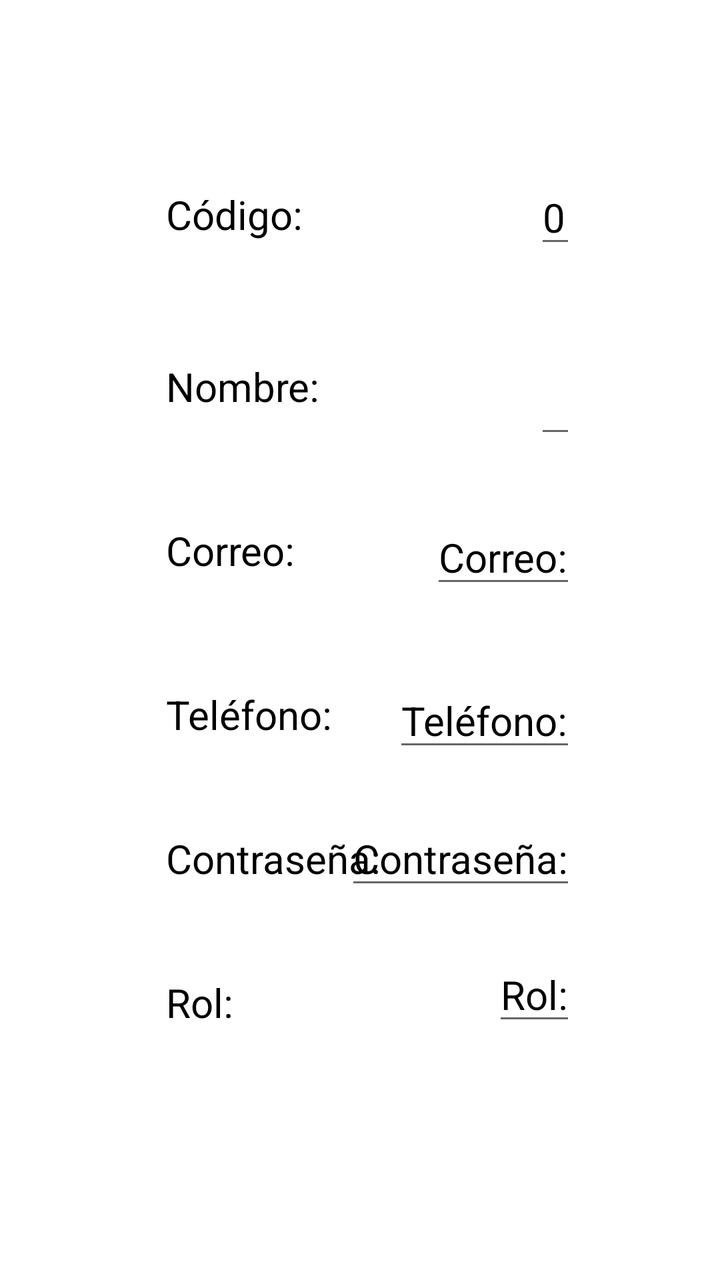
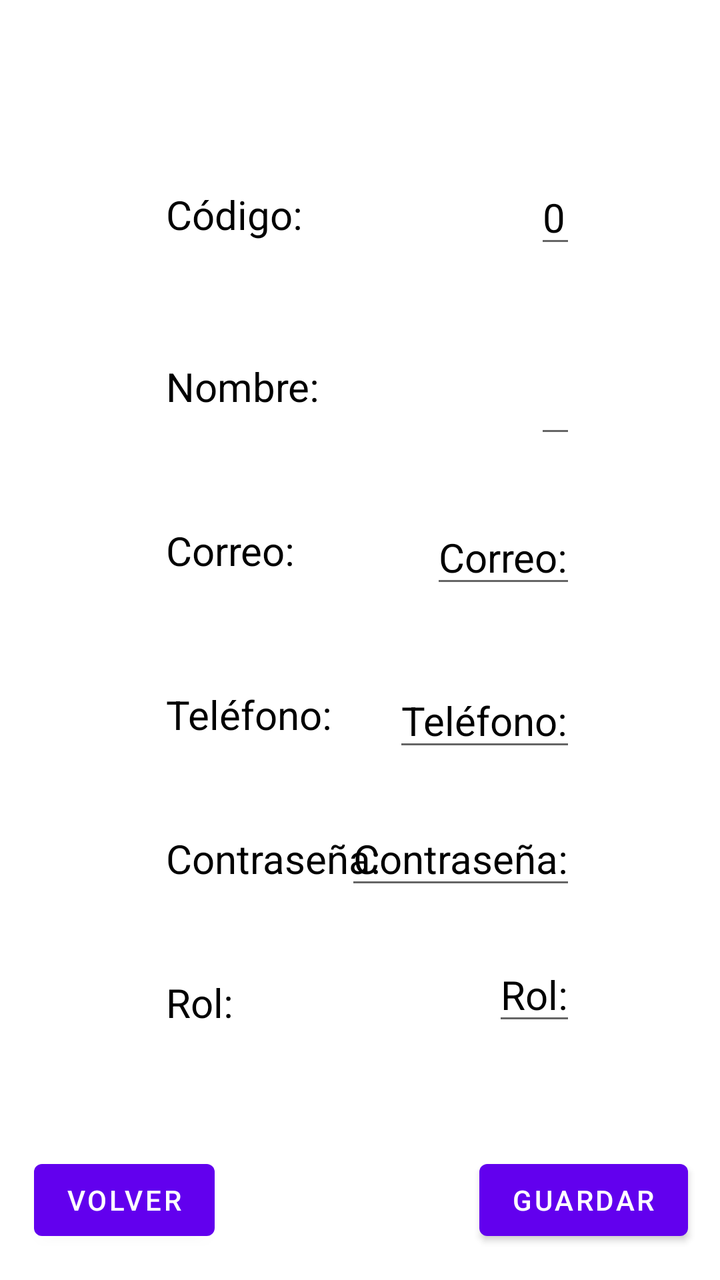

Two renders of the same Android screen: before a commit and after it. Below are the layout's source before the change and the commit's diff.
<!-- AndroidManifest.xml: application theme Theme.AplicacionIncidencias -->
<!-- res/layout/activity_info_usuario.xml -->
<?xml version="1.0" encoding="utf-8"?>
<androidx.constraintlayout.widget.ConstraintLayout xmlns:android="http://schemas.android.com/apk/res/android"
    xmlns:app="http://schemas.android.com/apk/res-auto"
    xmlns:tools="http://schemas.android.com/tools"
    android:id="@+id/main"
    android:layout_width="match_parent"
    android:layout_height="match_parent"
    tools:context=".Usuario.Activity_Info_Usuario">
    <TextView
        android:id="@+id/IdCodigoUsuario"
        android:layout_width="wrap_content"
        android:layout_height="wrap_content"
        android:layout_marginStart="83dp"
        android:text="Código:"
        android:textColor="@color/black"
        android:textSize="20sp"
        app:layout_constraintBottom_toBottomOf="@+id/edIdCodigoUsuario"
        app:layout_constraintStart_toStartOf="parent"
        app:layout_constraintTop_toTopOf="@+id/edIdCodigoUsuario" />

    <EditText
        android:id="@+id/edIdCodigoUsuario"
        android:layout_width="wrap_content"
        android:layout_height="wrap_content"
        android:layout_marginEnd="72dp"
        android:layout_marginBottom="51dp"
        android:text="0"
        android:textColor="@color/black"
        android:textSize="20sp"
        app:layout_constraintBottom_toTopOf="@+id/edNombreUsuario"
        app:layout_constraintEnd_toEndOf="parent" />

    <TextView
        android:id="@+id/NombreUsuario"
        android:layout_width="wrap_content"
        android:layout_height="wrap_content"
        android:layout_marginTop="59dp"
        android:text="Nombre:"
        android:textColor="@color/black"
        android:textSize="20sp"
        app:layout_constraintStart_toStartOf="@+id/IdCodigoUsuario"
        app:layout_constraintTop_toBottomOf="@+id/IdCodigoUsuario" />

    <EditText
        android:id="@+id/edNombreUsuario"
        android:layout_width="wrap_content"
        android:layout_height="wrap_content"
        android:layout_marginTop="180dp"
        android:textColor="@color/black"
        android:textSize="20sp"
        app:layout_constraintEnd_toEndOf="@+id/edIdCodigoUsuario"
        app:layout_constraintTop_toTopOf="parent" />

    <TextView
        android:id="@+id/correoUsuario"
        android:layout_width="wrap_content"
        android:layout_height="wrap_content"
        android:layout_marginTop="55dp"
        android:text="Correo:"
        android:textColor="@color/black"
        android:textSize="20sp"
        app:layout_constraintStart_toStartOf="@+id/NombreUsuario"
        app:layout_constraintTop_toBottomOf="@+id/NombreUsuario" />

    <EditText
        android:id="@+id/edcorreoUsuario"
        android:layout_width="wrap_content"
        android:layout_height="wrap_content"
        android:layout_marginTop="31dp"
        android:text="Correo:"
        android:textColor="@color/black"
        android:textSize="20sp"
        app:layout_constraintEnd_toEndOf="@+id/edNombreUsuario"
        app:layout_constraintTop_toBottomOf="@+id/edNombreUsuario" />

    <TextView
        android:id="@+id/telefonoUsuario"
        android:layout_width="wrap_content"
        android:layout_height="wrap_content"
        android:layout_marginTop="55dp"
        android:text="Teléfono:"
        android:textColor="@color/black"
        android:textSize="20sp"
        app:layout_constraintStart_toStartOf="@+id/correoUsuario"
        app:layout_constraintTop_toBottomOf="@+id/correoUsuario" />

    <EditText
        android:id="@+id/edtelefonoUsuario"
        android:layout_width="wrap_content"
        android:layout_height="wrap_content"
        android:layout_marginBottom="25dp"
        android:text="Teléfono:"
        android:textColor="@color/black"
        android:textSize="20sp"
        app:layout_constraintBottom_toTopOf="@+id/edpasswordUsuario"
        app:layout_constraintEnd_toEndOf="@+id/edcorreoUsuario" />

    <TextView
        android:id="@+id/passwordUsuario"
        android:layout_width="wrap_content"
        android:layout_height="wrap_content"
        android:layout_marginTop="45dp"
        android:text="Contraseña:"
        android:textColor="@color/black"
        android:textSize="20sp"
        app:layout_constraintStart_toStartOf="@+id/telefonoUsuario"
        app:layout_constraintTop_toBottomOf="@+id/telefonoUsuario" />

    <EditText
        android:id="@+id/edpasswordUsuario"
        android:layout_width="wrap_content"
        android:layout_height="wrap_content"
        android:text="Contraseña:"
        android:textColor="@color/black"
        android:textSize="20sp"
        app:layout_constraintBaseline_toBaselineOf="@+id/passwordUsuario"
        app:layout_constraintEnd_toEndOf="@+id/edtelefonoUsuario" />

    <TextView
        android:id="@+id/rolUsuario"
        android:layout_width="wrap_content"
        android:layout_height="wrap_content"
        android:layout_marginTop="45dp"
        android:text="Rol:"
        android:textColor="@color/black"
        android:textSize="20sp"
        app:layout_constraintStart_toStartOf="@+id/passwordUsuario"
        app:layout_constraintTop_toBottomOf="@+id/passwordUsuario" />

    <EditText
        android:id="@+id/edrolUsuario"
        android:layout_width="wrap_content"
        android:layout_height="wrap_content"
        android:layout_marginTop="24dp"
        android:text="Rol:"
        android:textColor="@color/black"
        android:textSize="20sp"
        app:layout_constraintEnd_toEndOf="@+id/edpasswordUsuario"
        app:layout_constraintTop_toBottomOf="@+id/edpasswordUsuario" />


</androidx.constraintlayout.widget.ConstraintLayout>
<!-- resources referenced by this layout -->
<resources>
  <color name="black">#FF000000</color>
  <style name="Theme.AplicacionIncidencias" parent="Theme.MaterialComponents.DayNight.DarkActionBar">
          
          <item name="colorPrimary">@color/purple_500</item>
          <item name="colorPrimaryVariant">@color/purple_700</item>
          <item name="colorOnPrimary">@color/white</item>
          
          <item name="colorSecondary">@color/teal_200</item>
          <item name="colorSecondaryVariant">@color/teal_700</item>
          <item name="colorOnSecondary">@color/black</item>
          
          <item name="android:statusBarColor">?attr/colorPrimaryVariant</item>
          
      </style>
  <color name="purple_500">#FF6200EE</color>
  <color name="purple_700">#FF3700B3</color>
  <color name="white">#FFFFFFFF</color>
  <color name="teal_200">#FF03DAC5</color>
  <color name="teal_700">#FF018786</color>
</resources>

<!-- the commit's change to res/layout/activity_info_usuario.xml (unified diff, before → after) -->
@@ -137,6 +137,28 @@
         android:textSize="20sp"
         app:layout_constraintEnd_toEndOf="@+id/edpasswordUsuario"
         app:layout_constraintTop_toBottomOf="@+id/edpasswordUsuario" />
+    <Button
+        android:id="@+id/btnGuardarUsuario"
+        android:layout_width="0dp"
+        android:layout_height="wrap_content"
+        android:layout_marginEnd="16dp"
+        android:layout_marginBottom="16dp"
+        android:text="Guardar"
+        app:layout_constraintBottom_toBottomOf="parent"
+        app:layout_constraintEnd_toEndOf="parent"
+        app:layout_constraintStart_toEndOf="@+id/btnVolver" />
+
+    <Button
+        android:id="@+id/btnVolverUsuario"
+        android:layout_width="0dp"
+        android:layout_height="wrap_content"
+        android:layout_marginStart="17dp"
+        android:layout_marginEnd="138dp"
+        android:layout_marginBottom="16dp"
+        android:text="Volver"
+        app:layout_constraintBottom_toBottomOf="parent"
+        app:layout_constraintEnd_toStartOf="@+id/btnGuardar"
+        app:layout_constraintStart_toStartOf="parent" />
 
 
 </androidx.constraintlayout.widget.ConstraintLayout>
